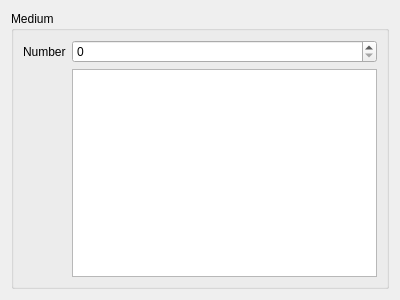
Qt form arinc665_qt/media/MediumWidget.ui (hirah2205/ARINC-665) before a commit.
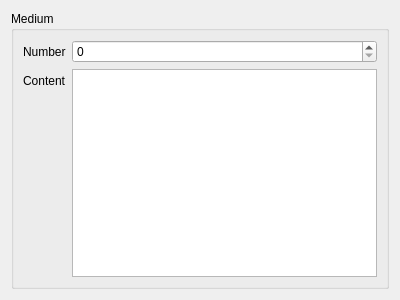
The same form after that commit.

Commit message: Update Media Set Widgets

```diff
--- a/arinc665_qt/media/MediumWidget.ui
+++ b/arinc665_qt/media/MediumWidget.ui
@@ -53,6 +53,13 @@
         </attribute>
        </widget>
       </item>
+      <item row="1" column="0">
+       <widget class="QLabel" name="lblContent">
+        <property name="text">
+         <string>Content</string>
+        </property>
+       </widget>
+      </item>
      </layout>
     </widget>
    </item>
```
The commit also changes 7 other files.
